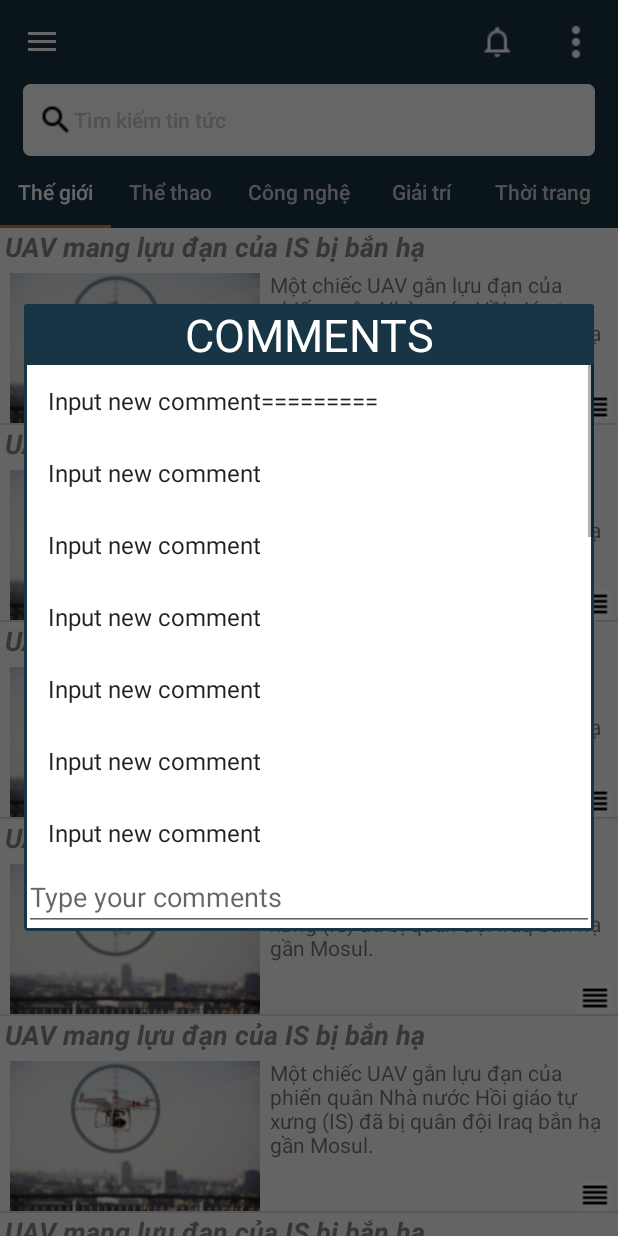
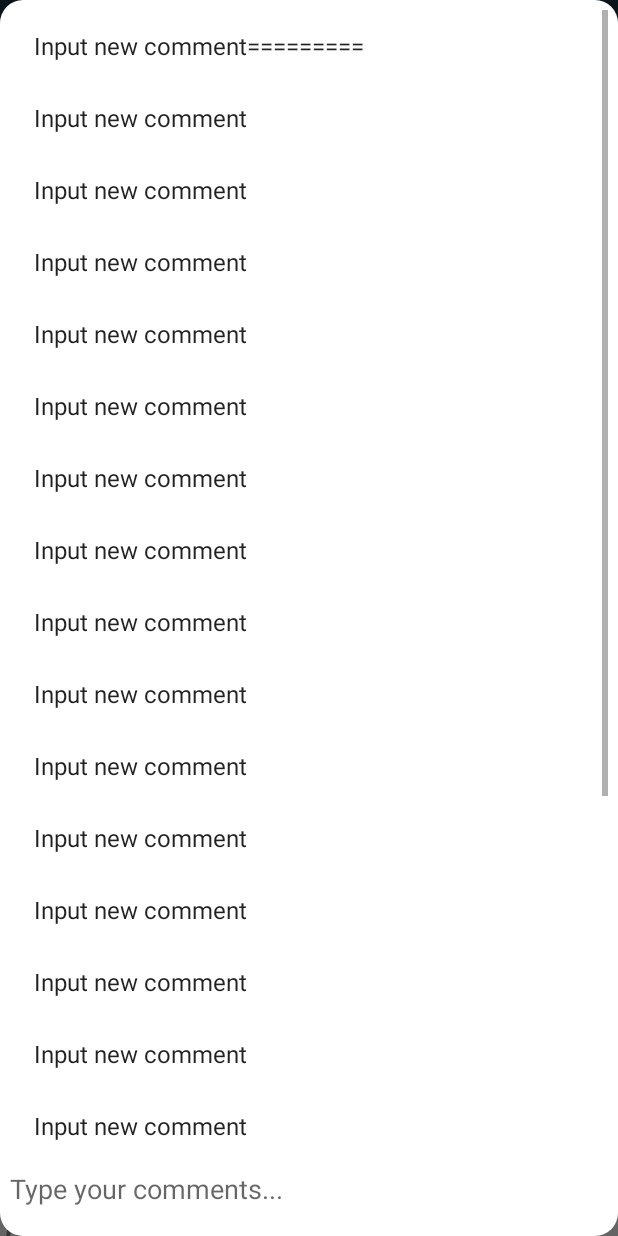
Before and after one commit to sh12345hung/Hercules-s-Son, an Android app: the fragment CommentDialog placed in its activity, on a phone screen of 412 x 824 dp. Run offline under Robolectric (Android 15) with nearby library versions, the phone set to English and light mode, and no system bars; libraries missing offline, so code that uses them is left out: com.orangegangsters.github; plain views replace SwipyRefreshLayout; 3 statements that could not run were skipped.

Commit message:
Add: update UI comment dialog

```diff
--- a/Source Code/NewsApp/app/src/main/java/com/example/trungnguyen/newsapp/CommentDialog.java
+++ b/Source Code/NewsApp/app/src/main/java/com/example/trungnguyen/newsapp/CommentDialog.java
@@ -1,9 +1,12 @@
 package com.example.trungnguyen.newsapp;
 
 
+import android.graphics.Color;
+import android.graphics.drawable.ColorDrawable;
 import android.os.Bundle;
 import android.support.annotation.Nullable;
 import android.support.v4.app.DialogFragment;
+import android.view.Gravity;
 import android.view.LayoutInflater;
 import android.view.View;
 import android.view.ViewGroup;
@@ -28,9 +31,21 @@ public class CommentDialog extends DialogFragment {
     public View onCreateView(LayoutInflater inflater, @Nullable ViewGroup container, @Nullable Bundle savedInstanceState) {
         View mReturnView = inflater.inflate(R.layout.comment_dialog, container, false);
         lvComment = (ListView) mReturnView.findViewById(R.id.lvComments);
+        // Setup dialog
+        getDialog().getWindow().setGravity(Gravity.CENTER_HORIZONTAL | Gravity.BOTTOM); // todo set position of dialog fragment
+
+        getDialog().getWindow().setBackgroundDrawable(new ColorDrawable(Color.TRANSPARENT)); // todo: check out below note
+
+        // Must set getDialog().getWindow().setBackgroundDrawable(new ColorDrawable(Color.TRANSPARENT));
+        // to set dialog full of screen width and if keyboard is showing, the dialog will be collapsed
+        // and one more function, the dialog will be have the radius attributes
+
         ArrayList<String> comments = new ArrayList<>();
 
         comments.add("Input new comment=========");
+        comments.add("Input new comment");
+        comments.add("Input new comment");
+        comments.add("Input new comment");
         comments.add("Input new comment");
         comments.add("Input new comment");
         comments.add("Input new comment");
@@ -58,11 +73,14 @@ public class CommentDialog extends DialogFragment {
         return mReturnView;
     }
 
+
     @Override
     public void onResume() {
         ViewGroup.LayoutParams params = getDialog().getWindow().getAttributes();
         params.width = ViewGroup.LayoutParams.MATCH_PARENT;
-        params.height = getResources().getDimensionPixelSize(R.dimen.comment_dialog_height);
+//        params.height = getResources().getDimensionPixelSize(R.dimen.comment_dialog_height);
+
+        params.height = ViewGroup.LayoutParams.MATCH_PARENT;
         getDialog().getWindow().setAttributes((WindowManager.LayoutParams) params);
         super.onResume();
     }
--- a/Source Code/NewsApp/app/src/main/java/com/example/trungnguyen/newsapp/WelcomeActivity.java
+++ b/Source Code/NewsApp/app/src/main/java/com/example/trungnguyen/newsapp/WelcomeActivity.java
@@ -30,6 +30,9 @@ public class WelcomeActivity extends AppCompatActivity implements View.OnClickLi
         new Handler().postDelayed(new Runnable() {
             @Override
             public void run() {
+                Intent mainIntent = new Intent(WelcomeActivity.this, MainActivity.class);
+                startActivity(mainIntent);
+                finish();
             }
         }, 3000);
     }
--- a/Source Code/NewsApp/app/src/main/java/com/example/trungnguyen/newsapp/fragment/FragmentTheGioi.java
+++ b/Source Code/NewsApp/app/src/main/java/com/example/trungnguyen/newsapp/fragment/FragmentTheGioi.java
@@ -9,10 +9,12 @@ import android.support.design.widget.AppBarLayout;
 import android.support.v4.app.DialogFragment;
 import android.support.v4.app.Fragment;
 import android.util.Log;
+import android.view.Gravity;
 import android.view.LayoutInflater;
 import android.view.View;
 import android.view.ViewGroup;
 import android.view.Window;
+import android.view.WindowManager;
 import android.widget.ExpandableListView;
 
 import com.example.trungnguyen.newsapp.CommentDialog;
--- a/Source Code/NewsApp/app/src/main/res/drawable/background_comment_dialog.xml
+++ b/Source Code/NewsApp/app/src/main/res/drawable/background_comment_dialog.xml
@@ -1,15 +1,12 @@
 <?xml version="1.0" encoding="utf-8"?>
-<selector xmlns:android="http://schemas.android.com/apk/res/android">
-    <item
-        android:shape="rectangle">
-        <shape>
-            <solid android:color="@color/backgroundSearch" >
-            </solid>
-            <!-- độ rộng viền và màu -->
-            <stroke
-                android:width="2dp"
-                android:color="@color/backgroundAppBarLayout" >
-            </stroke>
-        </shape>
-    </item>
-</selector>
+<shape xmlns:android="http://schemas.android.com/apk/res/android">
+    <solid
+        android:color="@color/backgroundSearch"/>
+    <corners
+        android:radius="15dp" />
+    <padding
+        android:left="7dp"
+        android:top="7dp"
+        android:right="7dp"
+        android:bottom="7dp" />
+</shape>
--- a/Source Code/NewsApp/app/src/main/res/layout/activity_welcome.xml
+++ b/Source Code/NewsApp/app/src/main/res/layout/activity_welcome.xml
@@ -14,17 +14,17 @@
         tools:context="com.example.trungnguyen.newsapp.WelcomeActivity">
 
         <ProgressBar
-            android:layout_width="150dp"
-            android:layout_height="150dp"
+            android:layout_width="50dp"
+            android:layout_height="50dp"
             android:id="@+id/progressBar"
             android:layout_centerHorizontal="true"
             android:layout_centerVertical="true"
             android:indeterminate="true"
             android:indeterminateDrawable="@drawable/loading_animation"
             android:progressDrawable="@drawable/circular_progress_bar"
-            style="?android:attr/progressBarStyleSmall"
             />
 
+        <!--don't need to set style for your progress bar-->
         <!--set android:indeterminate="true" to auto spin circle progress-->
         <!--create xml file of loading animation and set it to indeterminateDrawable="@drawable/loading_animation"-->
 
--- a/Source Code/NewsApp/app/src/main/res/layout/comment_dialog.xml
+++ b/Source Code/NewsApp/app/src/main/res/layout/comment_dialog.xml
@@ -5,14 +5,6 @@
     android:background="@drawable/background_comment_dialog"
     android:orientation="vertical">
 
-    <TextView
-        android:layout_width="match_parent"
-        android:layout_height="wrap_content"
-        android:text="COMMENTS"
-        android:textColor="@color/backgroundSearch"
-        android:background="@color/backgroundAppBarLayout"
-        android:textSize="30sp"
-        android:gravity="center_horizontal"/>
     <ListView
         android:id="@+id/lvComments"
         android:layout_width="match_parent"
@@ -22,6 +14,7 @@
 
     <EditText
         android:layout_width="match_parent"
-        android:layout_height="wrap_content"
-        android:hint="Type your comments" />
+        android:layout_height="50dp"
+        android:background="@null"
+        android:hint="Type your comments..." />
 </LinearLayout>
--- a/Source Code/NewsApp/app/src/main/res/values/strings.xml
+++ b/Source Code/NewsApp/app/src/main/res/values/strings.xml
@@ -2,7 +2,7 @@
     <string name="app_name">News App</string>
     <string name="open">Open</string>
     <string name="close">Close</string>
-    <string name="tim_tin_tuc">Tìm kiếm tin tức</string>
+    <string name="tim_tin_tuc">Tìm kiếm tin tức...</string>
 
     <string name="title">UAV mang lựu đạn của IS bị bắn hạ</string>
     <string name="des">Một chiếc UAV gắn lựu đạn của phiến quân Nhà nước Hồi giáo tự xưng (IS) đã bị quân đội Iraq bắn hạ gần Mosul.</string>
```
